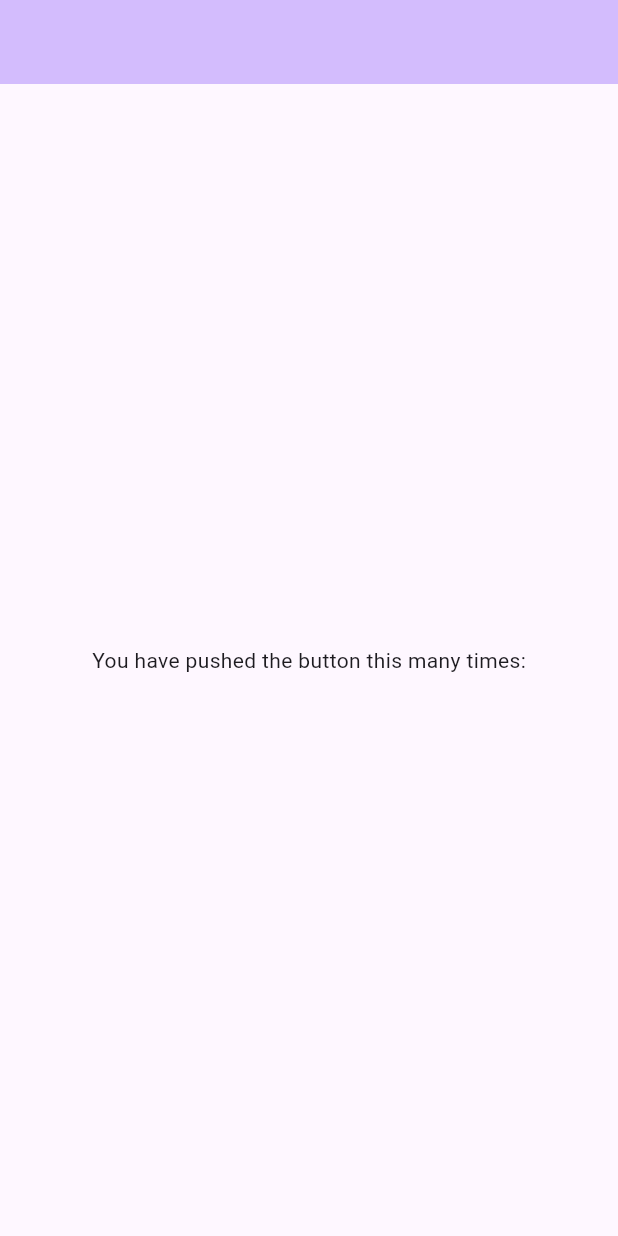
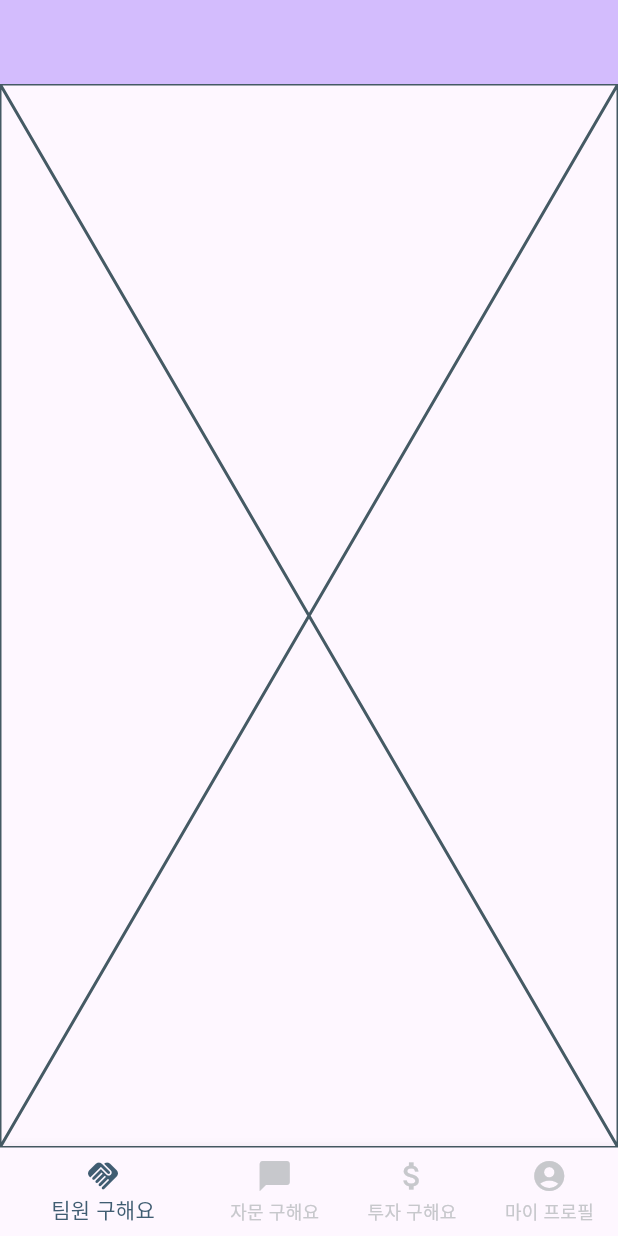
Before and after one commit to jaekyung-you/bring, a Flutter app: the screen it shows after launch, on a phone screen of 412 x 824 dp. Run offline on Flutter 3.47's test engine with Material 3 defaults, Android fonts, the light colour scheme and no system bars; our stand-ins replace get; Roboto replaces fonts that are missing (Pretendard).

Commit message:
main 하단탭 추가

```diff
--- a/lib/const/theme.dart
+++ b/lib/const/theme.dart
@@ -2,8 +2,11 @@ import 'dart:ui';
 
 class BringColor {
   static const primaryNavy = Color(0xff405D72);
+  static const navy01 = Color(0xff201E43);
 
   static const primaryGrey = Color(0xff758694);
+  static const grey01 = Color(0xffB4B4B8);
+  static const grey02 = Color(0xffC7C8CC);
 
   static const primaryBeige = Color(0xffF7E7DC);
 
--- a/lib/main.dart
+++ b/lib/main.dart
@@ -1,3 +1,8 @@
+import 'package:bring/const/theme.dart';
+import 'package:bring/consult_business/screens/consult_business_main_screen.dart';
+import 'package:bring/funding_request/screens/funding_request_main_screen.dart';
+import 'package:bring/my_profile/screens/my_profile_main_screen.dart';
+import 'package:bring/partner_search/widgets/partner_search_main_screen.dart';
 import 'package:flutter/material.dart';
 import 'package:get/get.dart';
 
@@ -13,11 +18,7 @@
   Widget build(BuildContext context) {
     return GetMaterialApp(
       title: 'Flutter Demo',
-      theme: ThemeData(
-        colorScheme: ColorScheme.fromSeed(seedColor: Colors.deepPurple),
-        useMaterial3: true,
-        fontFamily: "Pretendard"
-      ),
+      theme: ThemeData(colorScheme: ColorScheme.fromSeed(seedColor: Colors.deepPurple), useMaterial3: true, fontFamily: "Pretendard"),
       home: const MyHomePage(),
     );
   }
@@ -31,22 +32,47 @@
 }
 
 class _MyHomePageState extends State<MyHomePage> {
+  int selectedIndex = 0;
+
+  static const List<Widget> screens = [
+    PartnerSearchMainScreen(),
+    ConsultBusinessMainScreen(),
+    FundingRequestMainScreen(),
+    MyProfileMainScreen(),
+  ];
+
+  void _onItemTapped(int index) {
+    setState(() {
+      selectedIndex = index;
+    });
+  }
+
   @override
   Widget build(BuildContext context) {
     return Scaffold(
       appBar: AppBar(
         backgroundColor: Theme.of(context).colorScheme.inversePrimary,
       ),
-      body: Center(
-        child: Column(
-          mainAxisAlignment: MainAxisAlignment.center,
-          children: <Widget>[
-            const Text(
-              'You have pushed the button this many times:',
-            ),
-          ],
-        ),
-      ), // This trailing comma makes auto-formatting nicer for build methods.
+      bottomNavigationBar: bottomNavBar(),
+      body: screens.elementAt(selectedIndex),
     );
   }
+
+  Widget bottomNavBar() {
+    return BottomNavigationBar(
+        type: BottomNavigationBarType.shifting,
+        unselectedItemColor: BringColor.grey02,
+        selectedItemColor: BringColor.primaryNavy,
+        selectedIconTheme: const IconThemeData(color: BringColor.primaryNavy),
+        showUnselectedLabels: true,
+        showSelectedLabels: true,
+        onTap: _onItemTapped,
+        currentIndex: selectedIndex,
+        items: const [
+          BottomNavigationBarItem(icon: Icon(Icons.handshake), label: "팀원 구해요"),
+          BottomNavigationBarItem(icon: Icon(Icons.chat_bubble), label: "자문 구해요"),
+          BottomNavigationBarItem(icon: Icon(Icons.attach_money), label: "투자 구해요"),
+          BottomNavigationBarItem(icon: Icon(Icons.account_circle_rounded), label: "마이 프로필"),
+        ]);
+  }
 }
--- /dev/null
+++ b/lib/partner_search/widgets/partner_search_main_screen.dart
@@ -0,0 +1,15 @@
+import 'package:flutter/material.dart';
+
+class PartnerSearchMainScreen extends StatefulWidget {
+  const PartnerSearchMainScreen({super.key});
+
+  @override
+  State<PartnerSearchMainScreen> createState() => _PartnerSearchMainScreenState();
+}
+
+class _PartnerSearchMainScreenState extends State<PartnerSearchMainScreen> {
+  @override
+  Widget build(BuildContext context) {
+    return const Placeholder();
+  }
+}
```
Also changed, not shown: lib/consult_business/screens/consult_business_main_screen.dart (added, +15 -0 lines), lib/funding_request/screens/funding_request_main_screen.dart (added, +15 -0 lines), lib/my_profile/screens/my_profile_main_screen.dart (added, +15 -0 lines).
